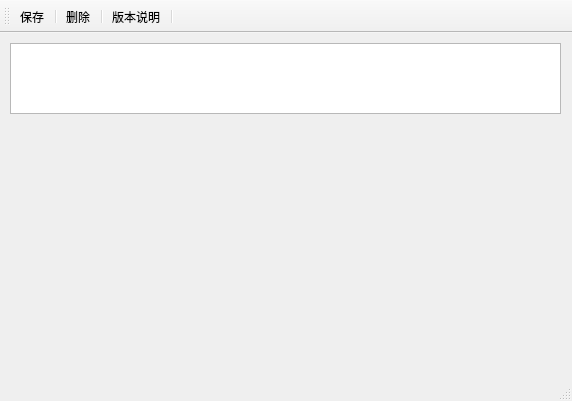
Above: dailyplan/mainwindow.ui from Dietes/Daily-planner before the change. Below: the same form after it.
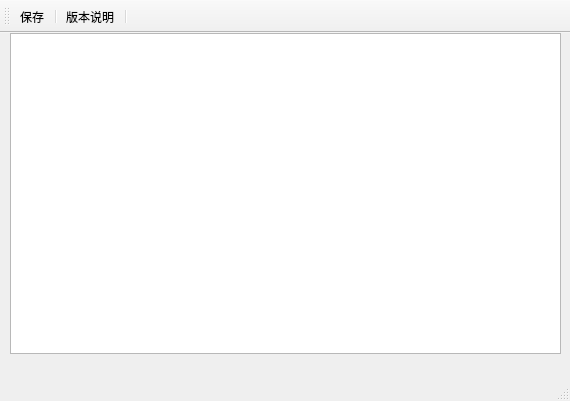
That is the form after the change.

What changed in the file:
```diff
--- a/dailyplan/mainwindow.ui
+++ b/dailyplan/mainwindow.ui
@@ -6,7 +6,7 @@
    <rect>
     <x>0</x>
     <y>0</y>
-    <width>572</width>
+    <width>570</width>
     <height>401</height>
    </rect>
   </property>
@@ -18,9 +18,9 @@
     <property name="geometry">
      <rect>
       <x>10</x>
-      <y>10</y>
+      <y>0</y>
       <width>551</width>
-      <height>71</height>
+      <height>321</height>
      </rect>
     </property>
    </widget>
@@ -44,20 +44,10 @@
    </attribute>
    <addaction name="action_save"/>
    <addaction name="separator"/>
-   <addaction name="action_del"/>
-   <addaction name="separator"/>
    <addaction name="action_edi"/>
    <addaction name="separator"/>
   </widget>
   <widget class="QStatusBar" name="statusBar"/>
-  <action name="action_del">
-   <property name="text">
-    <string>删除</string>
-   </property>
-   <property name="toolTip">
-    <string>删除</string>
-   </property>
-  </action>
   <action name="action_edi">
    <property name="text">
     <string>版本说明</string>
```
Left out of the diff: 2 changed lines with no effect on the pictures.
